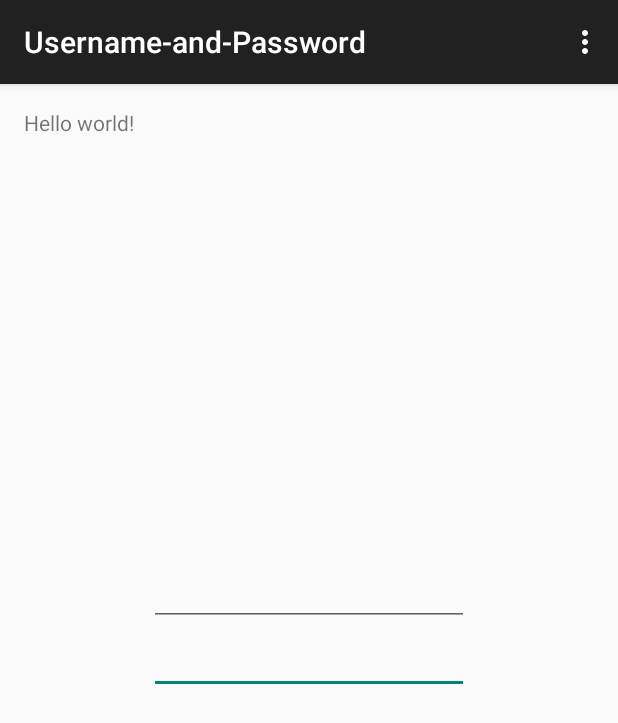
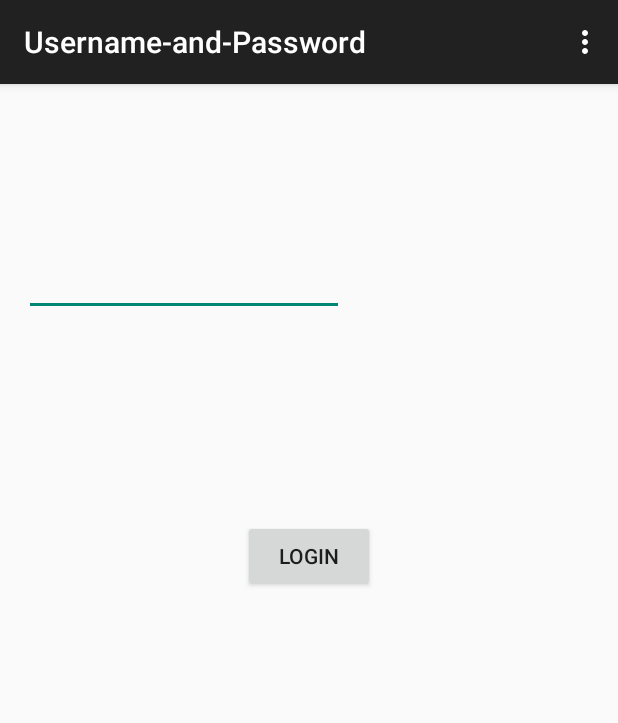
Before and after one commit to Darthpwner/Udemy-Android, an Android app: the screen it shows after launch (MainActivity), on a phone screen of 412 x 824 dp. Shown: the top 723 px of the screen. Run offline under Robolectric (Android 15) with nearby library versions, the light colour scheme and no system bars.

Commit message:
Password display works

```diff
--- a/Username-and-Password/app/src/main/res/layout/activity_main.xml
+++ b/Username-and-Password/app/src/main/res/layout/activity_main.xml
@@ -3,10 +3,8 @@
     android:layout_height="match_parent" android:paddingLeft="@dimen/activity_horizontal_margin"
     android:paddingRight="@dimen/activity_horizontal_margin"
     android:paddingTop="@dimen/activity_vertical_margin"
-    android:paddingBottom="@dimen/activity_vertical_margin" tools:context=".MainActivity">
-
-    <TextView android:text="@string/hello_world" android:layout_width="wrap_content"
-        android:layout_height="wrap_content" />
+    android:paddingBottom="@dimen/activity_vertical_margin" tools:context=".MainActivity"
+    android:id="@+id/x">
 
     <EditText
         android:layout_width="wrap_content"
@@ -14,16 +12,27 @@
         android:inputType="textPassword"
         android:ems="10"
         android:id="@+id/password"
-        android:layout_centerVertical="true"
-        android:layout_centerHorizontal="true" />
+        android:layout_alignParentTop="true"
+        android:layout_alignParentLeft="true"
+        android:layout_alignParentStart="true"
+        android:layout_marginTop="93dp" />
 
     <EditText
+        android:layout_width="match_parent"
+        android:layout_height="match_parent"
+        android:id="@+id/username"
+        android:layout_above="@+id/password"
+        android:layout_centerHorizontal="true"
+        android:layout_alignTop="@+id/password" />
+
+    <Button
         android:layout_width="wrap_content"
         android:layout_height="wrap_content"
-        android:inputType="textEmailAddress"
-        android:ems="10"
-        android:id="@+id/username"
-        android:layout_above="@+id/password"
-        android:layout_centerHorizontal="true" />
+        android:text="Login"
+        android:id="@+id/button"
+        android:layout_below="@+id/password"
+        android:layout_centerHorizontal="true"
+        android:layout_marginTop="136dp"
+        android:onClick="logIn" />
 
 </RelativeLayout>
```
